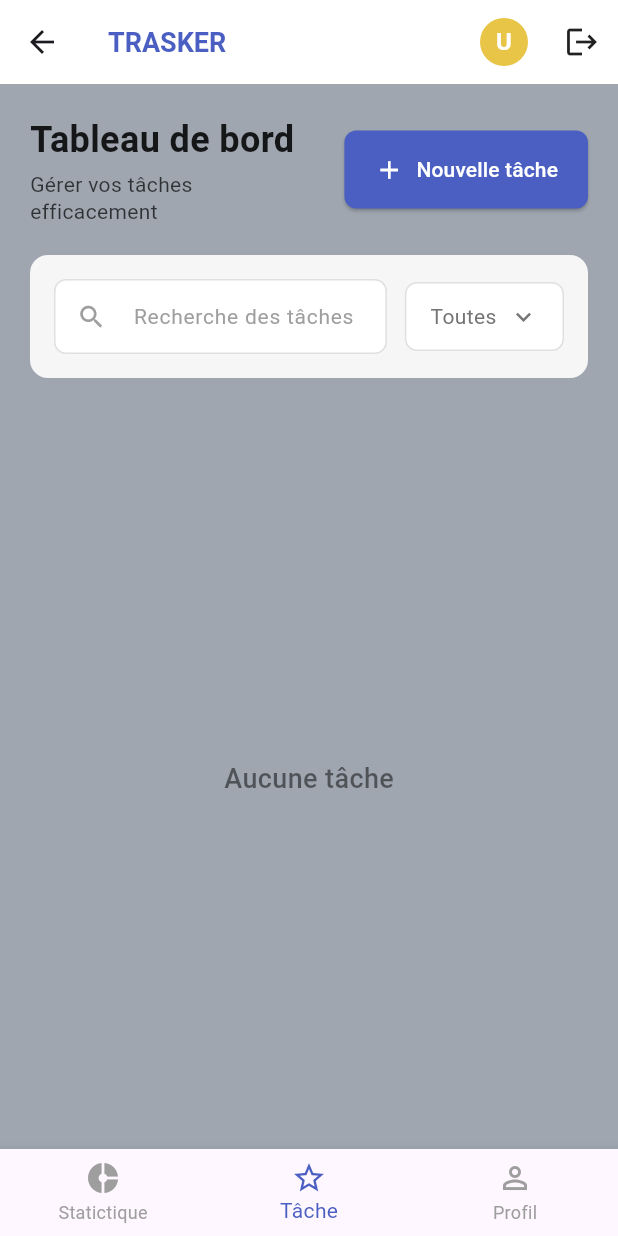
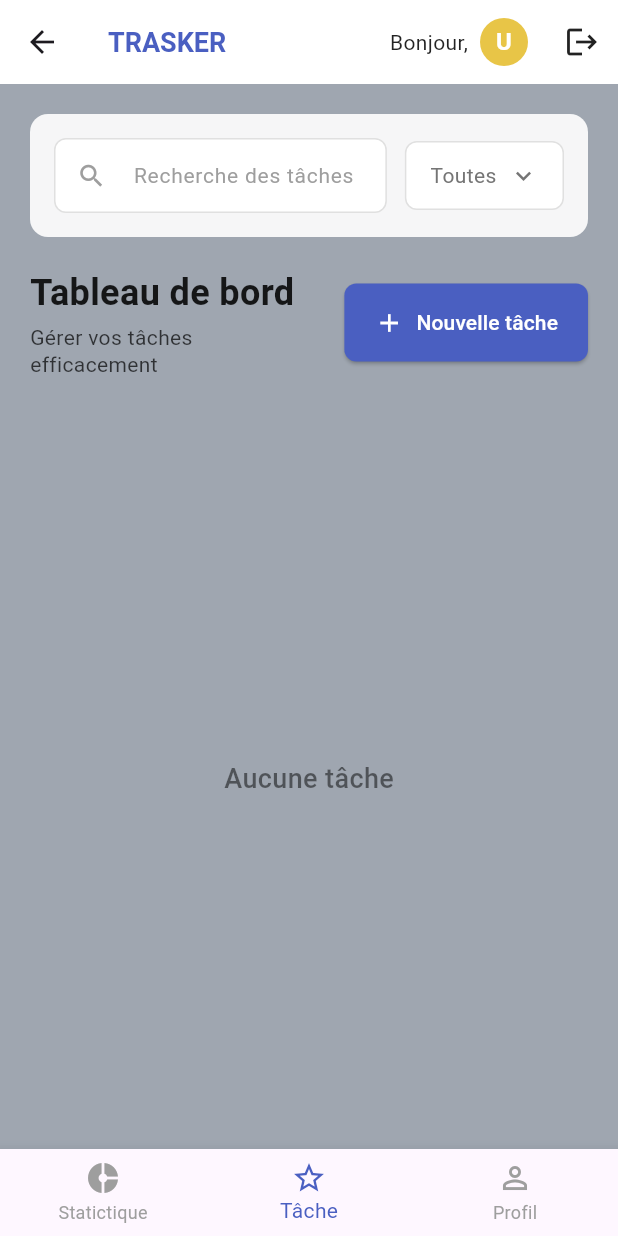
Before and after one commit to AMESSE-ezechiel/TaskApp, a Flutter app: the DashboardScreen screen opened by its route, on a phone screen of 412 x 824 dp. Run offline on Flutter 3.47's test engine with Material 3 defaults, Android fonts, the phone set to English and light mode, and no system bars; our stand-ins replace dio, shared_preferences; accounts and stored records are empty.

Commit message:
dev meCode2

```diff
--- a/lib/Providers/task.dart
+++ b/lib/Providers/task.dart
@@ -29,11 +29,11 @@ class TaskProvider with ChangeNotifier {
     _errorMessage = '';
 
     try {
-      final userId = _authProvider.currentUser?.id;
-      if (userId == null) {
+      dynamic userData = _authProvider.currentUser;
+      if (userData == null) {
         throw Exception('Utilisateur non authentifié');
       }
-      _userTask = await _taskApiService.getUserTasks(userId);
+      _userTask = await _taskApiService.getUserTasks(userData.id);
       _errorMessage = ''; // Clear error on success
       notifyListeners();
     } catch (e) {
--- a/lib/Screens/tasks.dart
+++ b/lib/Screens/tasks.dart
@@ -34,13 +34,13 @@ class _DashboardScreenState extends State<DashboardScreen> {
             padding: EdgeInsets.symmetric(horizontal: 12),
             child: Row(
               children: [
-                // Text(
-                //   'Bonjour,',
-                //   style: TextStyle(
-                //     color: Colors.black87,
-                //     fontSize: 14,
-                //   ),
-                // ),
+                Text(
+                  'Bonjour,',
+                  style: TextStyle(
+                    color: Colors.black87,
+                    fontSize: 14,
+                  ),
+                ),
                 SizedBox(width: 8),
                 CircleAvatar(
                   backgroundColor: Color(0xFFE8C547),
@@ -75,50 +75,6 @@ class _DashboardScreenState extends State<DashboardScreen> {
                 child: Column(
                   crossAxisAlignment: CrossAxisAlignment.start,
                   children: [
-                    Row(
-                      mainAxisAlignment: MainAxisAlignment.spaceBetween,
-                      children: [
-                        Column(
-                          crossAxisAlignment: CrossAxisAlignment.start,
-                          children: [
-                            const Text(
-                              'Tableau de bord',
-                              style: TextStyle(
-                                fontSize: 24,
-                                fontWeight: FontWeight.bold,
-                                color: Colors.black87,
-                              ),
-                            ),
-                            const SizedBox(height: 4),
-                            Text(
-                              'Gérer vos tâches\nefficacement',
-                              style: TextStyle(
-                                fontSize: 14,
-                                color: Colors.black.withOpacity(0.7),
-                                height: 1.3,
-                              ),
-                            ),
-                          ],
-                        ),
-                        ElevatedButton.icon(
-                          onPressed: () {},
-                          icon: const Icon(Icons.add, size: 20),
-                          label: const Text('Nouvelle tâche'),
-                          style: ElevatedButton.styleFrom(
-                            backgroundColor: const Color(0xFF4A5FC1),
-                            foregroundColor: Colors.white,
-                            padding: const EdgeInsets.symmetric(
-                              horizontal: 20,
-                              vertical: 16,
-                            ),
-                            shape: RoundedRectangleBorder(
-                              borderRadius: BorderRadius.circular(8),
-                            ),
-                          ),
-                        ),
-                      ],
-                    ),
-                    const SizedBox(height: 20),
                     // Search and filter section
                     Container(
                       padding: const EdgeInsets.all(16),
@@ -198,6 +154,51 @@ class _DashboardScreenState extends State<DashboardScreen> {
                           ),
                         ],
                       ),
+                    ),
+
+                    const SizedBox(height: 20),
+                    Row(
+                      mainAxisAlignment: MainAxisAlignment.spaceBetween,
+                      children: [
+                        Column(
+                          crossAxisAlignment: CrossAxisAlignment.start,
+                          children: [
+                            const Text(
+                              'Tableau de bord',
+                              style: TextStyle(
+                                fontSize: 24,
+                                fontWeight: FontWeight.bold,
+                                color: Colors.black87,
+                              ),
+                            ),
+                            const SizedBox(height: 4),
+                            Text(
+                              'Gérer vos tâches\nefficacement',
+                              style: TextStyle(
+                                fontSize: 14,
+                                color: Colors.black.withOpacity(0.7),
+                                height: 1.3,
+                              ),
+                            ),
+                          ],
+                        ),
+                        ElevatedButton.icon(
+                          onPressed: () {},
+                          icon: const Icon(Icons.add, size: 20),
+                          label: const Text('Nouvelle tâche'),
+                          style: ElevatedButton.styleFrom(
+                            backgroundColor: const Color(0xFF4A5FC1),
+                            foregroundColor: Colors.white,
+                            padding: const EdgeInsets.symmetric(
+                              horizontal: 20,
+                              vertical: 16,
+                            ),
+                            shape: RoundedRectangleBorder(
+                              borderRadius: BorderRadius.circular(8),
+                            ),
+                          ),
+                        ),
+                      ],
                     ),
                   ],
                 ),
```
Also changed, not shown: lib/Services/task.api.dart (+9 -9 lines), 1 other file.
